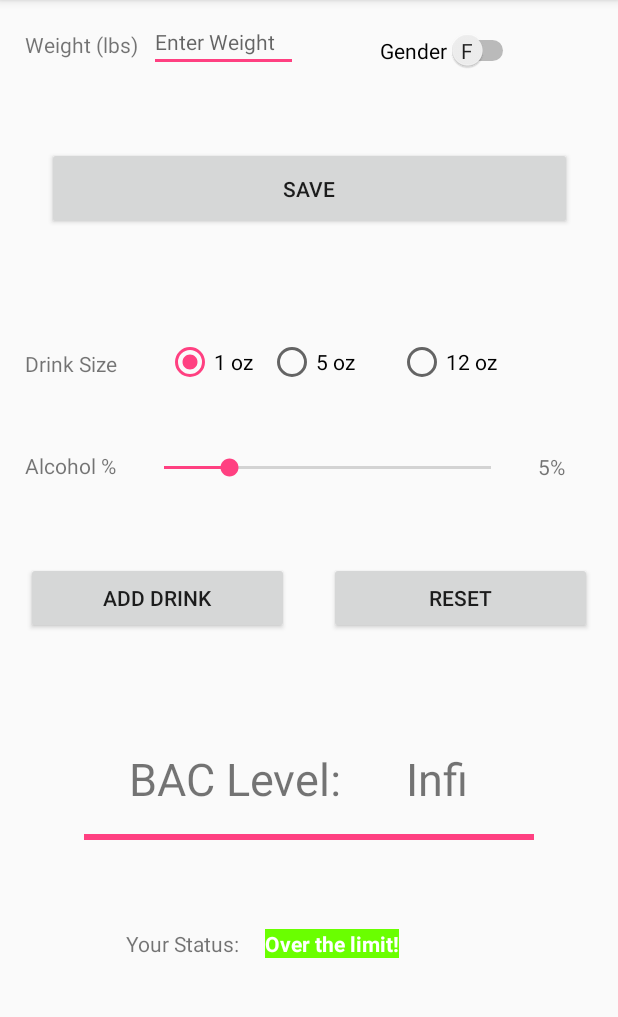
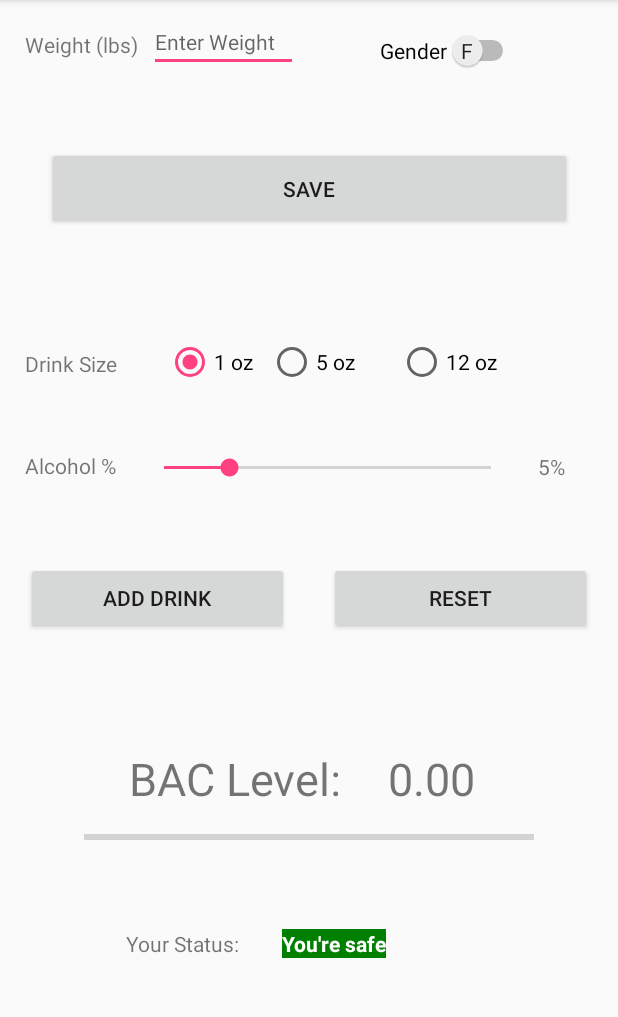
Before and after one commit to citrusspoon/ITCS_4180_Mobile_Dev, an Android app: the screen it shows after launch (MainActivity), after a tap on "ADD DRINK", on a phone screen of 412 x 824 dp, the part 84-1101 px from its top. Run offline under Robolectric (Android 15) with nearby library versions, the phone set to English and light mode, and no system bars.

Commit message:
Final implementations
Status changes color, other final changes

```diff
--- a/BACLevelCalculator/app/src/main/java/com/example/scott/baclevelcalculator/MainActivity.java
+++ b/BACLevelCalculator/app/src/main/java/com/example/scott/baclevelcalculator/MainActivity.java
@@ -55,19 +55,18 @@ public class MainActivity extends AppCompatActivity {
         super.onCreate(savedInstanceState);
         setContentView(R.layout.activity_main);
         //------------Components-----------------------------------------//
-        final Switch genderSwitch = (Switch) findViewById(R.id.genderSwitch);
         final EditText weightInput = (EditText)findViewById(R.id.weightInput);
-        final Button saveButton = (Button) findViewById(R.id.saveButton);
-        final SeekBar alcSlider = (SeekBar)findViewById(R.id.alcSlider);
         final TextView alcPercentTrack = (TextView)findViewById(R.id.alcPercentTrack);
+        final TextView statusText = (TextView)findViewById(R.id.statusView);
+        final TextView bacLevelText = (TextView)findViewById(R.id.bacLevel);
 
         final Button addDrinkButton = (Button) findViewById(R.id.addDrinkButton);
+        final Button saveButton = (Button) findViewById(R.id.saveButton);
+        final Button resetButton = (Button) findViewById(R.id.resetButton);
+        final SeekBar alcSlider = (SeekBar)findViewById(R.id.alcSlider);
+        final Switch genderSwitch = (Switch) findViewById(R.id.genderSwitch);
         final RadioGroup drinkRadioGroup = (RadioGroup)findViewById(R.id.drinkRadioGroup);
-
-        final TextView statusText = (TextView)findViewById(R.id.statusView);
         final ProgressBar bacProgressBar = (ProgressBar)findViewById(R.id.bacProgressBar);
-        final TextView bacLevelText = (TextView)findViewById(R.id.bacLevel);
-
 
 
         //---------Save Button-----------------------------------------//
@@ -77,6 +76,14 @@ public class MainActivity extends AppCompatActivity {
             public void onClick(View view) {
                 if(isDouble(weightInput.getText().toString()) && Double.parseDouble(weightInput.getText().toString()) > 0.0) {
                     weight = Double.parseDouble(weightInput.getText().toString());
+
+                    Context context = getApplicationContext();
+                    CharSequence text = "Information updated.";
+                    int duration = Toast.LENGTH_SHORT;
+
+                    //Toast.makeText(context, "", Toast.LENGTH_SHORT).show();
+                    Toast toast = Toast.makeText(context, text, duration);
+                    toast.show();
                 }
                 else {
                     Context context = getApplicationContext();
@@ -89,18 +96,35 @@ public class MainActivity extends AppCompatActivity {
                 }
                 gender = genderSwitch.isChecked();
 
-                calculateBac(bacProgressBar, bacLevelText, statusText);
+                calculateBac(bacProgressBar, bacLevelText, statusText, addDrinkButton, saveButton);
 
 
-                Context context = getApplicationContext();
-                CharSequence text = "Information updated.";
-                int duration = Toast.LENGTH_SHORT;
-
-                //Toast.makeText(context, "", Toast.LENGTH_SHORT).show();
-                Toast toast = Toast.makeText(context, text, duration);
-                toast.show();
             }
         });
+
+        //-----------Reset Button-------------------------------------//
+        resetButton.setOnClickListener(new View.OnClickListener() {
+            @Override
+            public void onClick(View view) {
+                //remove all drinks from the list
+                drinkList.clear();
+                //reset drink size radio button
+                drinkRadioGroup.check(R.id.oneOzRadio);
+                //reset alc % slider
+                alcSlider.setProgress(5);
+                //reset weight field
+                weightInput.setText("");
+                weight = 0.0;
+                //reset gender switch
+                genderSwitch.setChecked(false);
+                //recalculates BAC
+                calculateBac(bacProgressBar, bacLevelText, statusText, addDrinkButton, saveButton);
+                // reenable buttons
+                addDrinkButton.setEnabled(true);
+                saveButton.setEnabled(true);
+            }
+        });
+
 
         //---------Alcohol Slider------------------------------------//
 
@@ -129,7 +153,10 @@ public class MainActivity extends AppCompatActivity {
             @Override
             public void onClick(View view) {
 
-                if(currentBACLevel < 0.25) {
+
+                if(weight > 0.0) {
+
+                    if (currentBACLevel < 0.25) {
 
                         //get current drink size
                         int currentDrinkID = drinkRadioGroup.getCheckedRadioButtonId(); //gets the id of the currently selected drink size
@@ -148,11 +175,10 @@ public class MainActivity extends AppCompatActivity {
                         //get current drink %
                         double drinkAlcPercent = ((double) alcSlider.getProgress()) / 100.0; //alcohol percentage
                         //add new drink to list
-                    drinkList.add(new Drink(drinkSize,drinkAlcPercent));
+                        drinkList.add(new Drink(drinkSize, drinkAlcPercent));
                         //calculate BAC
-                    calculateBac(bacProgressBar, bacLevelText, statusText);
-                }
-                else{
+                        calculateBac(bacProgressBar, bacLevelText, statusText, addDrinkButton, saveButton);
+                    } else {
                         Context context = getApplicationContext();
                         CharSequence text = "No more drinks for you.";
                         int duration = Toast.LENGTH_SHORT;
@@ -161,7 +187,16 @@ public class MainActivity extends AppCompatActivity {
                         Toast toast = Toast.makeText(context, text, duration);
                         toast.show();
                     }
+                }
+                else{
+                    Context context = getApplicationContext();
+                    CharSequence text = "Enter weight.";
+                    int duration = Toast.LENGTH_SHORT;
 
+                    //Toast.makeText(context, "", Toast.LENGTH_SHORT).show();
+                    Toast toast = Toast.makeText(context, text, duration);
+                    toast.show();
+                }
 
 
 
@@ -174,9 +209,15 @@ public class MainActivity extends AppCompatActivity {
 
     }
 
-    protected void calculateBac(ProgressBar p, TextView t, TextView s){
+    protected void calculateBac(ProgressBar p, TextView t, TextView s, Button b1, Button b2){
+
+        currentBACLevel = 0.0;
+        p.setProgress(0);
+        t.setText("0.00");
 
         if(drinkList.size() > 0) {
+
+
                 double bacLevel = 0.0;
                 double genderConst;
                 //sets the gender constant
@@ -192,23 +233,33 @@ public class MainActivity extends AppCompatActivity {
                     currentBACLevel += bacLevel;
 
                 }
-
                 p.setProgress((int) (currentBACLevel * 100));
                 t.setText(Double.toString(currentBACLevel).substring(0, 4));
 
+        }
+
+
         if(currentBACLevel <= 0.08){
             s.setText("You're safe");
+            s.setBackgroundResource(R.color.green);
         }
         else if(currentBACLevel < 0.2){
             s.setText("Be careful...");
+            s.setBackgroundResource(R.color.orange);
         }
         else{
             s.setText("Over the limit!");
-
-            }
+            s.setBackgroundResource(R.color.red);
+            //disable buttons
+            if(currentBACLevel >= 0.25) {
+                b1.setEnabled(false);
+                b2.setEnabled(false);
             }
 
         }
+
+    }
+
 
     protected boolean isDouble(String str) {
         try {
--- a/BACLevelCalculator/app/src/main/res/layout/activity_main.xml
+++ b/BACLevelCalculator/app/src/main/res/layout/activity_main.xml
@@ -292,7 +292,7 @@
         android:layout_marginLeft="8dp"
         android:layout_marginRight="8dp"
         android:layout_marginTop="8dp"
-        android:background="@color/statusColor"
+        android:background="@color/green"
         android:text="@string/statusText"
         android:textColor="@android:color/white"
         android:textStyle="bold"
--- a/BACLevelCalculator/app/src/main/res/values/colors.xml
+++ b/BACLevelCalculator/app/src/main/res/values/colors.xml
@@ -4,4 +4,7 @@
     <color name="colorPrimaryDark">#303F9F</color>
     <color name="colorAccent">#FF4081</color>
     <color name="statusColor">#6aff00</color>
+    <color name="orange">#ff9a00</color>
+    <color name="green">#008000</color>
+    <color name="red">#ff0000</color>
 </resources>
```
Lines whose indentation alone changed are shown as unchanged.
